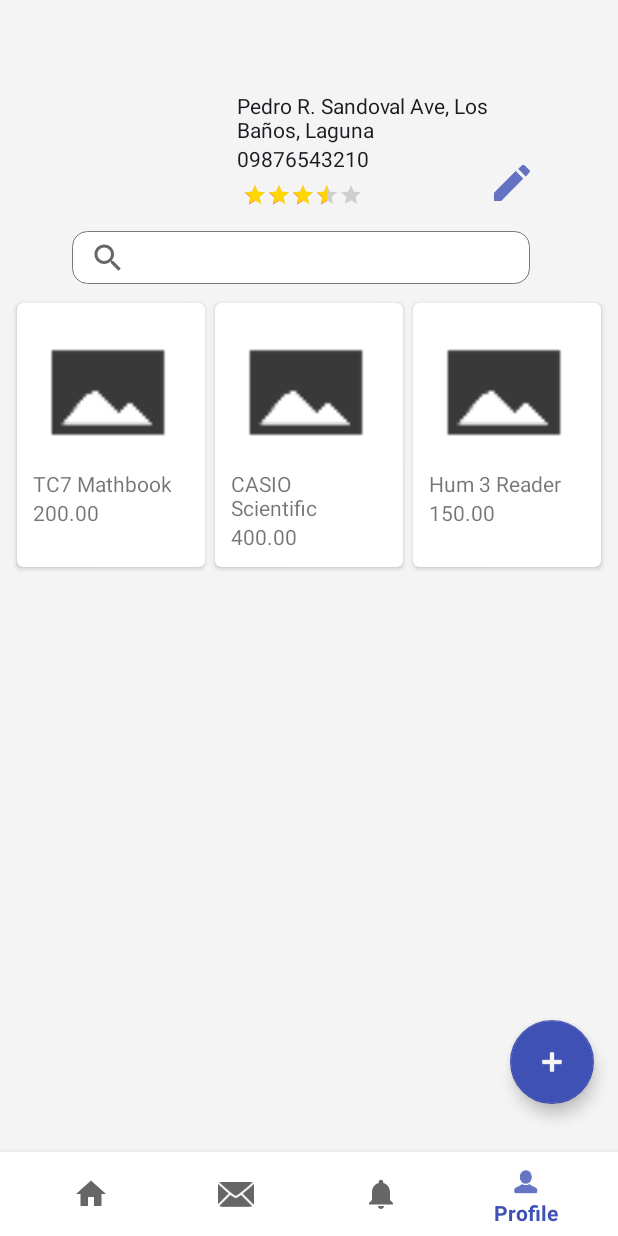
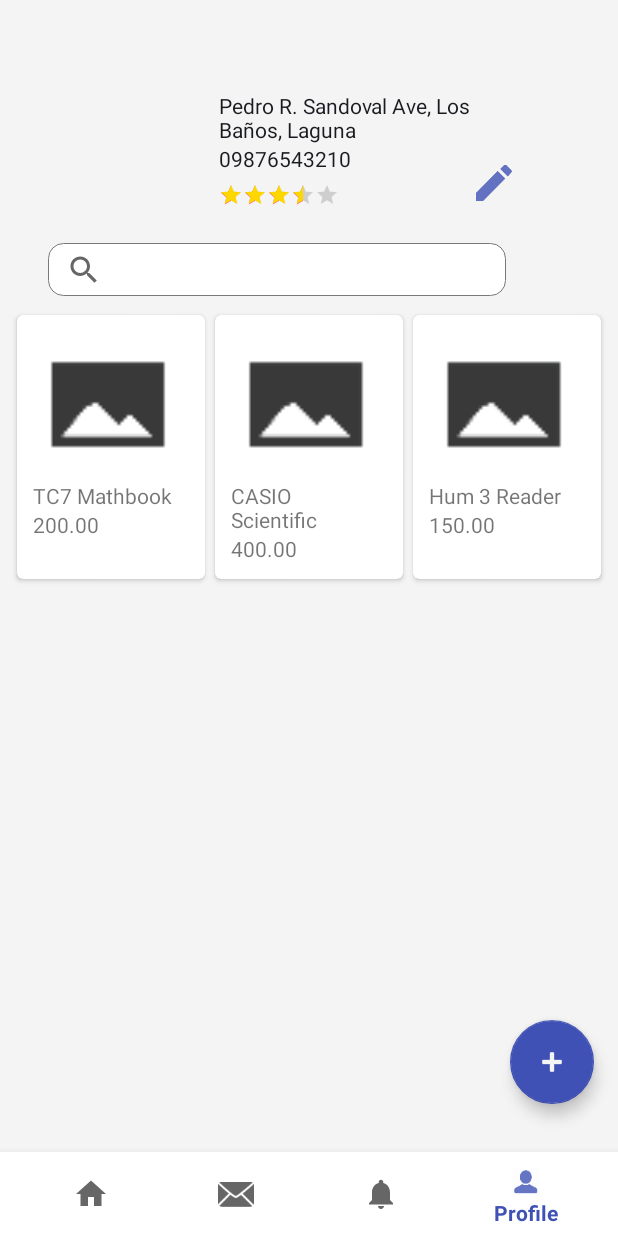
Before and after one commit to mazefernandez/uplbtrade, an Android app: the ProfileActivity screen opened directly, with no data from a screen before it, on a phone screen of 412 x 824 dp. Run offline under Robolectric (Android 15) with nearby library versions, the phone set to English and light mode, and no system bars; our stand-ins replace Picasso; 2 statements that could not run were skipped.

Commit message:
Fix Profile Activity, cancel function in add item

```diff
--- a/app/src/main/java/com/mazefernandez/uplbtrade/activities/AddItemActivity.java
+++ b/app/src/main/java/com/mazefernandez/uplbtrade/activities/AddItemActivity.java
@@ -11,8 +11,6 @@ import android.widget.ImageView;
 
 import com.mazefernandez.uplbtrade.R;
 
-import static com.mazefernandez.uplbtrade.models.RequestCode.ADD_ITEM;
-import static com.mazefernandez.uplbtrade.models.RequestCode.CANCEL_ITEM;
 /* Upload Item for selling */
 
 public class AddItemActivity extends AppCompatActivity{
--- a/app/src/main/java/com/mazefernandez/uplbtrade/activities/ProfileActivity.java
+++ b/app/src/main/java/com/mazefernandez/uplbtrade/activities/ProfileActivity.java
@@ -165,18 +165,18 @@ public class ProfileActivity extends AppCompatActivity {
                     contactNo.setText(editContactNo);
                     break;
                 case 3:
+                    if (getIntent().hasExtra("NAME")) {
                         Bundle itemInfo = data.getExtras();
                         String itemName = itemInfo.getString("NAME");
                         String itemDesc = itemInfo.getString("DESC");
                         String itemPrice = itemInfo.getString("PRICE");
                         Double price = Double.parseDouble(itemPrice);
                         String itemCondition = itemInfo.getString("CONDITION");
-                    itemArrayList.add(new Item(4,itemName,itemDesc,price,null,itemCondition,1));
+                        itemArrayList.add(new Item(4, itemName, itemDesc, price, null, itemCondition, 1));
                         itemAdapter.notifyItemInserted(itemArrayList.size() - 1);
-                    Toast.makeText(this,"Added new item",Toast.LENGTH_SHORT).show();
+                        Toast.makeText(this, "Added new item", Toast.LENGTH_SHORT).show();
+                    }
                     break;
-                case 4:
-                    Toast.makeText(this, "Add Item cancelled", Toast.LENGTH_SHORT).show();
             }
     }
 
--- a/app/src/main/java/com/mazefernandez/uplbtrade/models/RequestCode.java
+++ b/app/src/main/java/com/mazefernandez/uplbtrade/models/RequestCode.java
@@ -4,5 +4,4 @@ public class RequestCode {
 public static final int LOGIN = 1;
 public static final int EDIT_PROFILE = 2;
 public static final int ADD_ITEM = 3;
-public static final int CANCEL_ITEM = 4;
 }
--- a/app/src/main/res/layout-v21/activity_profile.xml
+++ b/app/src/main/res/layout-v21/activity_profile.xml
@@ -12,7 +12,6 @@
         android:id="@+id/profile_text"
         android:layout_width="207dp"
         android:layout_height="wrap_content"
-        android:layout_marginStart="4dp"
         android:textAppearance="@style/TextAppearance.AppCompat.Headline"
         app:layout_constraintStart_toEndOf="@+id/profile_img"
         app:layout_constraintTop_toTopOf="@+id/profile_img" />
@@ -21,6 +20,7 @@
         android:id="@+id/profile_address"
         android:layout_width="197dp"
         android:layout_height="wrap_content"
+        android:layout_marginLeft="8dp"
         android:layout_marginStart="8dp"
         android:lines="2"
         android:maxLines="2"
@@ -38,7 +38,7 @@
         android:layout_marginStart="8dp"
         android:textAppearance="@style/TextAppearance.Compat.Notification"
         app:layout_constraintEnd_toStartOf="@+id/editCustomer"
-        app:layout_constraintHorizontal_bias="1.0"
+        app:layout_constraintHorizontal_bias="0.0"
         app:layout_constraintStart_toEndOf="@+id/profile_img"
         app:layout_constraintTop_toBottomOf="@+id/profile_address" />
 
@@ -47,7 +47,8 @@
         style="?android:attr/ratingBarStyleSmall"
         android:layout_width="wrap_content"
         android:layout_height="wrap_content"
-        android:layout_marginStart="12dp"
+        android:layout_marginLeft="8dp"
+        android:layout_marginStart="8dp"
         android:layout_marginTop="8dp"
         android:numStars="5"
         android:progressTint="@color/gold"
@@ -61,7 +62,8 @@
         android:id="@+id/profile_img"
         android:layout_width="110dp"
         android:layout_height="110dp"
-        android:layout_marginStart="40dp"
+        android:layout_marginLeft="28dp"
+        android:layout_marginStart="28dp"
         android:layout_marginTop="28dp"
         android:contentDescription="@string/app_name"
         app:layout_constraintStart_toStartOf="parent"
@@ -75,13 +77,13 @@
         android:layout_marginLeft="8dp"
         android:layout_marginRight="8dp"
         android:layout_marginStart="8dp"
-        android:layout_marginTop="16dp"
-        android:layout_marginBottom="8dp"
+        android:layout_marginTop="24dp"
         android:background="@drawable/border"
         android:inputType="text"
         android:queryHint="Search items"
         android:visibility="visible"
         app:layout_constraintEnd_toEndOf="@+id/profile_text"
+        app:layout_constraintHorizontal_bias="1.0"
         app:layout_constraintStart_toStartOf="@+id/profile_img"
         app:layout_constraintTop_toBottomOf="@+id/profile_img" />
 
@@ -101,7 +103,6 @@
         android:id="@+id/editCustomer"
         android:layout_width="wrap_content"
         android:layout_height="wrap_content"
-        android:layout_marginEnd="4dp"
         android:background="@android:color/transparent"
         android:contentDescription="@string/app_name"
         android:src="@drawable/edit_button"
```
Lines whose indentation alone changed are shown as unchanged.
